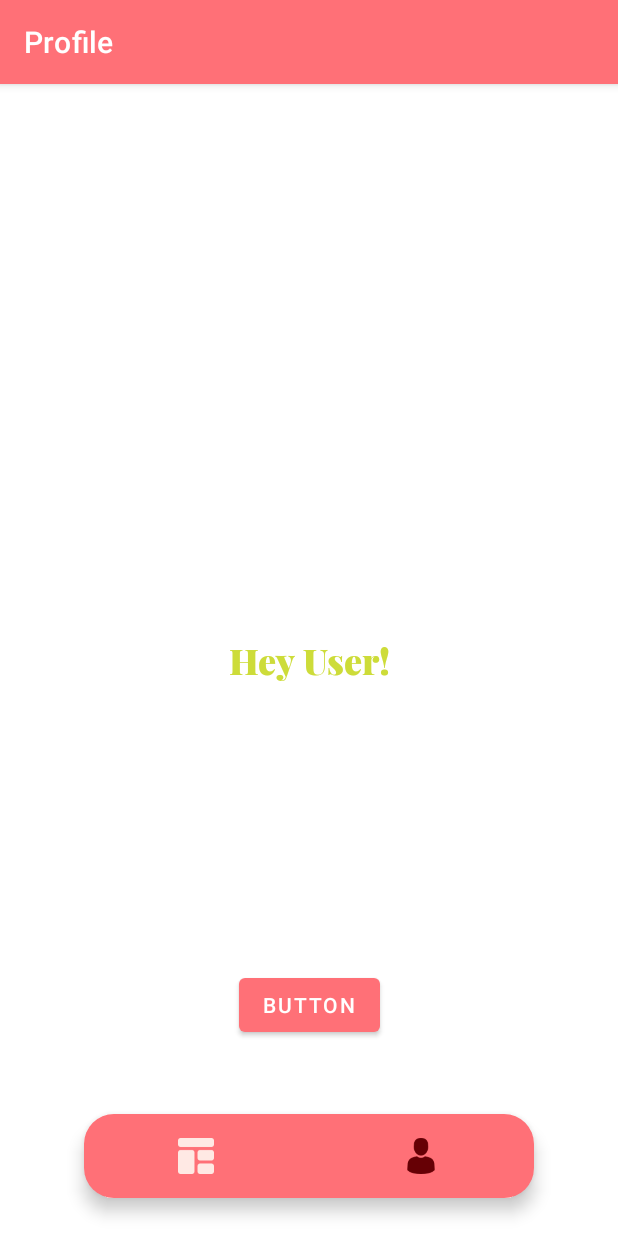
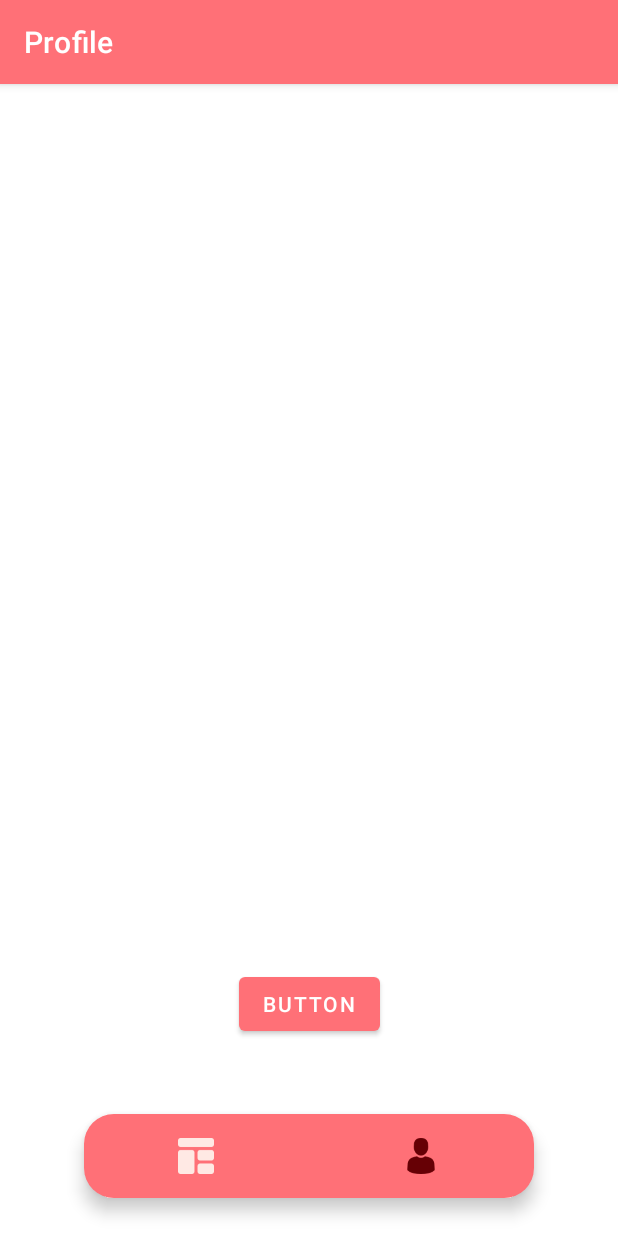
Before and after one commit to glitch-droid/CovidTracker, an Android app: the screen it shows after launch once a user with an empty profile is signed in (MainActivity), item 2 of the bottom bar chosen, on a phone screen of 412 x 824 dp. Run offline under Robolectric (Android 15) with nearby library versions, the phone set to English and light mode, and no system bars; our stand-ins replace Firebase (no records; nobody signed in at launch, a user with empty details on screens opened directly); 1 statement that could not run was skipped.

Commit message:
Small Change

```diff
--- a/app/src/main/res/layout/profile_fragment_layout.xml
+++ b/app/src/main/res/layout/profile_fragment_layout.xml
@@ -15,7 +15,6 @@
         android:layout_marginEnd="152dp"
         android:layout_marginBottom="350dp"
         android:fontFamily="@font/playfair_display_black"
-        android:text="Hey User!"
         android:textAlignment="textStart"
         android:textColor="#CDDC39"
         android:textSize="24sp"
```
